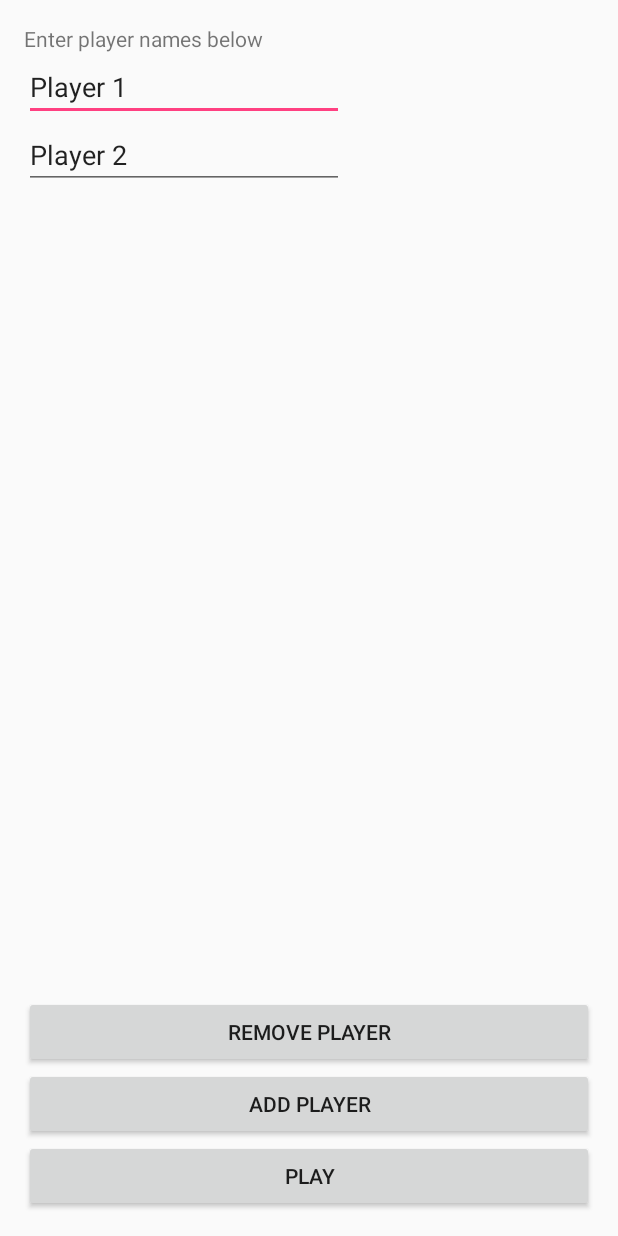
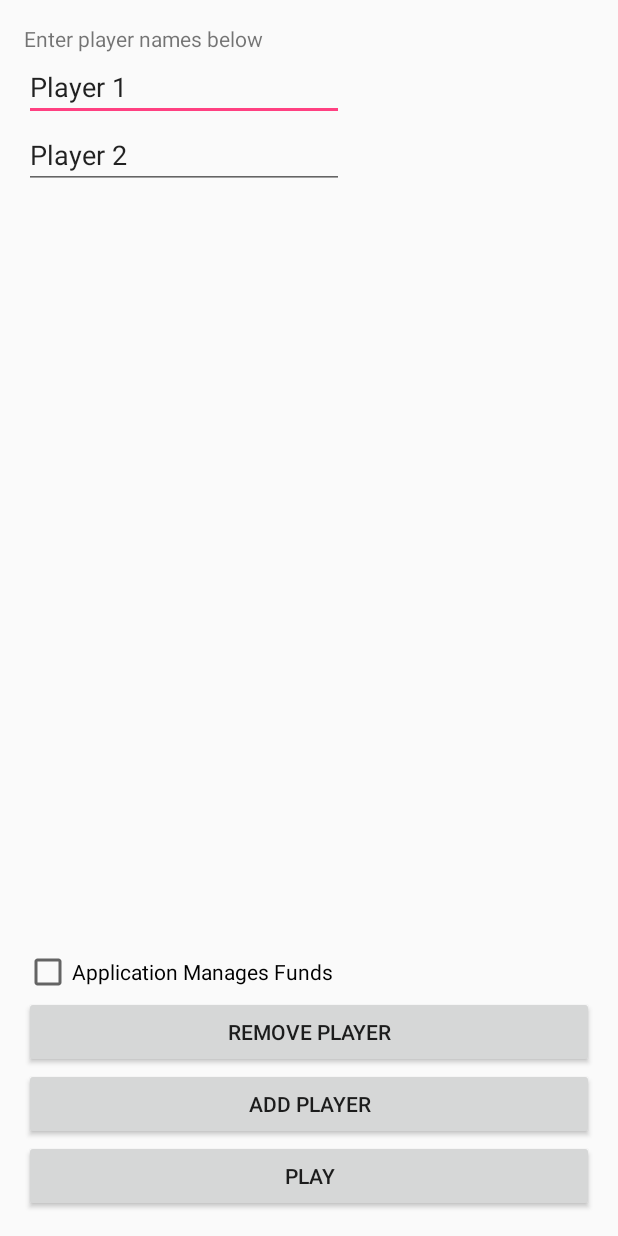
Before and after one commit to caseylouisee/Android_Arduino_Monopoly, an Android app: the screen it shows after launch (MainActivity), on a phone screen of 412 x 824 dp. Run offline under Robolectric (Android 15) with nearby library versions, the phone set to English and light mode, and no system bars.

Commit message:
Check box added for application to manage funds

```diff
--- a/app/src/main/java/caseylouisee/arduinomonopoly/MainActivity.java
+++ b/app/src/main/java/caseylouisee/arduinomonopoly/MainActivity.java
@@ -9,6 +9,7 @@ import android.view.Menu;
 import android.view.MenuItem;
 import android.view.View;
 import android.widget.Button;
+import android.widget.CheckBox;
 import android.widget.EditText;
 import android.widget.Toast;
 
@@ -37,6 +38,11 @@ public class MainActivity extends AppCompatActivity {
     Button btnRemovePlayer;
 
     /**
+     * CheckBox that decides whether the application manages player's funds
+     */
+    CheckBox cbxAppManagesFunds;
+
+    /**
      * Bluetooth Adapter
      */
     private BluetoothAdapter m_Bluetooth = null;
@@ -45,6 +51,11 @@ public class MainActivity extends AppCompatActivity {
      * String that holds the device mac address. Static to send through intent.
      */
     public static String EXTRA_ADDRESS = "device_address";
+
+    /**
+     * Boolean that tells app to manage funds or not
+     */
+    public static String MANAGE_FUNDS = "manage_funds_bool";
 
     /**
      * String that holds player 1's name. Static to send through intent.
@@ -84,6 +95,7 @@ public class MainActivity extends AppCompatActivity {
         btnPlay = (Button) findViewById(R.id.btnPlay);
         btnAddPlayer = (Button) findViewById(R.id.btnAddPlayer);
         btnRemovePlayer = (Button) findViewById(R.id.btnRemovePlayer);
+        cbxAppManagesFunds = (CheckBox) findViewById(R.id.cbxAppManagesFunds);
 
         //if the device has bluetooth
         m_Bluetooth = BluetoothAdapter.getDefaultAdapter();
@@ -154,6 +166,16 @@ public class MainActivity extends AppCompatActivity {
                             //this will be received at ledControl (class) Activity
                             i.putExtra(EXTRA_ADDRESS, address);
 
+                            Boolean manageFunds;
+
+                            if(cbxAppManagesFunds.isChecked()){
+                                manageFunds = true;
+                            } else {
+                                manageFunds = false;
+                            }
+
+                            i.putExtra(MANAGE_FUNDS, manageFunds);
+
                             EditText p1 = (EditText) findViewById(R.id.editText);
                             String player1 = p1.getText().toString();
                             EditText p2 = (EditText) findViewById(R.id.editText2);
--- a/app/src/main/res/layout/activity_main.xml
+++ b/app/src/main/res/layout/activity_main.xml
@@ -97,4 +97,16 @@
         android:layout_alignEnd="@+id/btnPlay"
         android:onClick="addPlayer"/>
 
+    <CheckBox
+        android:layout_width="wrap_content"
+        android:layout_height="wrap_content"
+        android:text="Application Manages Funds"
+        android:id="@+id/cbxAppManagesFunds"
+        android:layout_above="@+id/btnRemovePlayer"
+        android:checked="false"
+        android:layout_alignParentRight="true"
+        android:layout_alignParentEnd="true"
+        android:layout_alignParentLeft="true"
+        android:layout_alignParentStart="true" />
+
 </RelativeLayout>
```
Also changed, not shown: app/src/main/java/caseylouisee/arduinomonopoly/GamePlay.java (+87 -49 lines), 2 other files.
